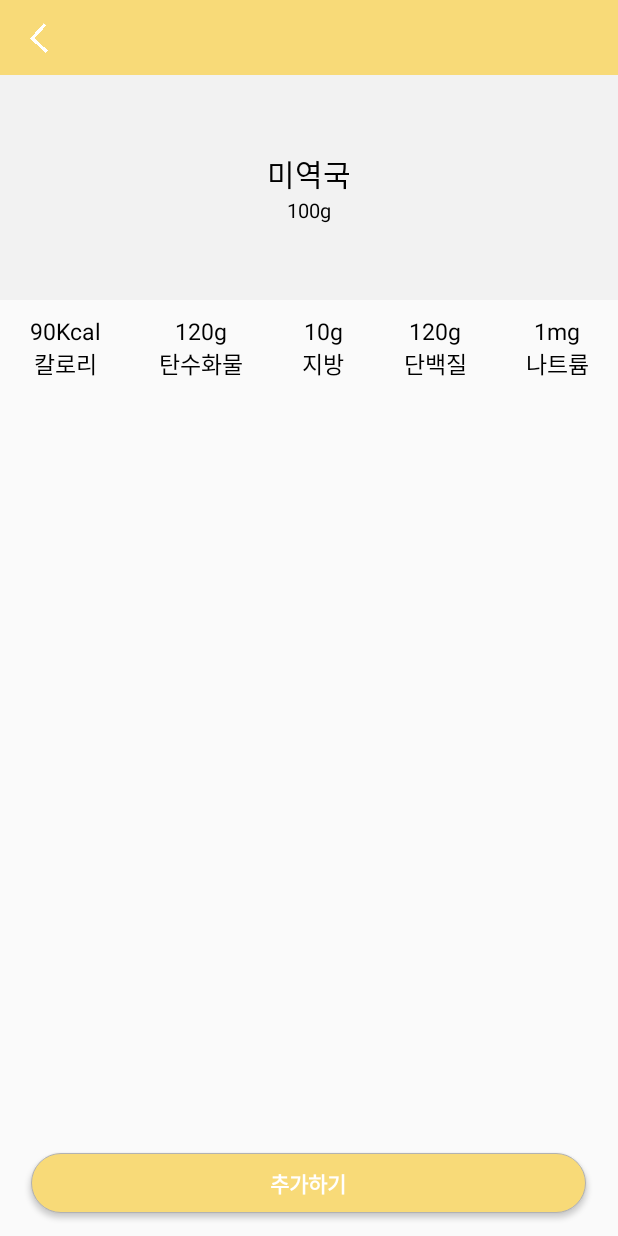
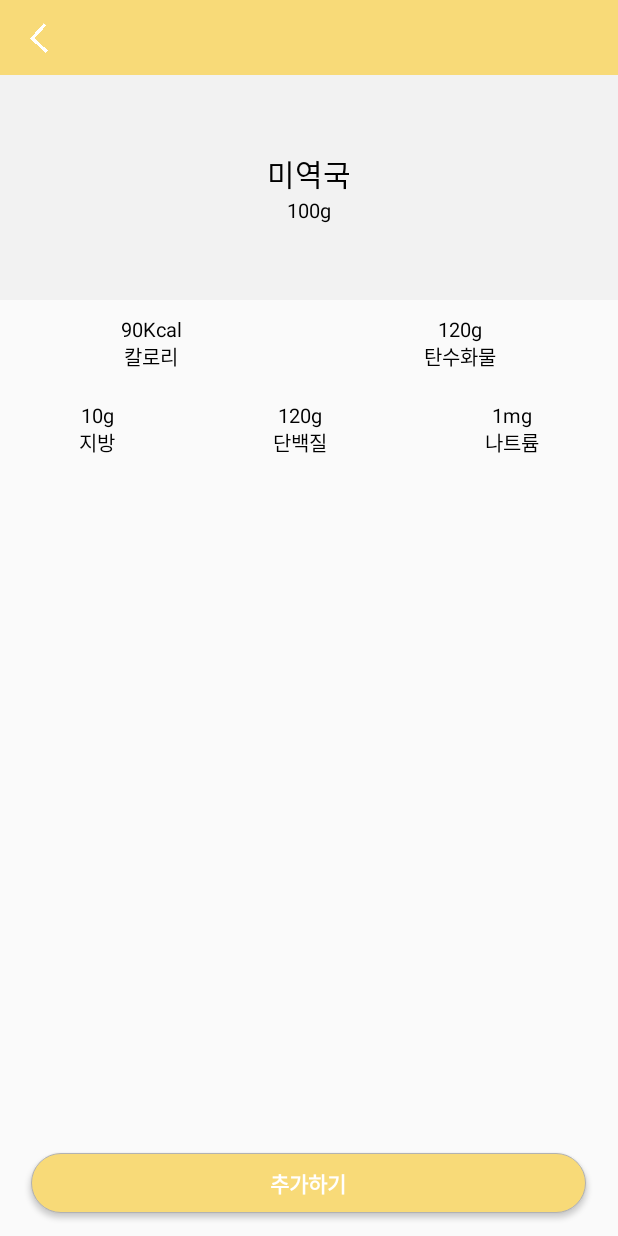
Before and after one commit to yujinkimmn/DietRecord, an Android app: the layout food_detail.xml on its own in the app's theme, with its tools: preview values and no code run, on a phone screen of 412 x 824 dp. Run offline under Robolectric (Android 15) with nearby library versions, the phone set to English and light mode, and no system bars.

Commit message:
[feat] 음식 세부정보 띄우기(아직 detail 페이지 데이터 업데이트가 안됨)

```diff
--- a/app/src/main/java/com/example/dietrecord/food/Food.kt
+++ b/app/src/main/java/com/example/dietrecord/food/Food.kt
@@ -1,4 +1,6 @@
 package com.example.dietrecord.food
+
+import java.io.Serializable
 
 class Food (
             var NO: String?= null,
@@ -9,4 +11,4 @@ class Food (
             var gram: String?= null,
             var protein: String?= null,
             var sodium: String?= null,
-)
+) : Serializable
--- a/app/src/main/java/com/example/dietrecord/food/frag_search.kt
+++ b/app/src/main/java/com/example/dietrecord/food/frag_search.kt
@@ -97,13 +97,14 @@ class frag_search : Fragment(){
         // xml 파일 inflate해서 viewholder 생성
         override fun onCreateViewHolder(parent: ViewGroup, viewType: Int): RecyclerView.ViewHolder {
             var view = LayoutInflater.from(parent.context).inflate(R.layout.food, parent, false)
+
             return ViewHolder(view).apply {
                 itemView.setOnClickListener {
                     val curPos: Int = adapterPosition
                     val foodData: Food = foodList.get(curPos)
                     Toast.makeText(parent.context, "클릭된 음식: ${foodData.foodName}", Toast.LENGTH_SHORT).show()
                     val mActivity = activity as MainActivity
-                    mActivity.setFragment(TAG_DETAIL_FRAGMENT, frag_detail())
+                    mActivity.setDataAtDetailFrag(frag_detail(), foodData)
                 }
             }
         }
--- a/app/src/main/res/layout/food_detail.xml
+++ b/app/src/main/res/layout/food_detail.xml
@@ -3,6 +3,16 @@
     android:layout_width="match_parent"
     android:layout_height="match_parent"
     xmlns:app="http://schemas.android.com/apk/res-auto">
+
+    <FrameLayout
+        android:layout_width="0dp"
+        android:layout_height="0dp"
+        android:id="@+id/detail_frag"
+        app:layout_constraintTop_toTopOf="parent"
+        app:layout_constraintLeft_toLeftOf="parent"
+        app:layout_constraintRight_toRightOf="parent"
+        app:layout_constraintBottom_toBottomOf="parent"
+        />
 
     <!-- 상단 툴바 -->
     <androidx.appcompat.widget.Toolbar
@@ -19,7 +29,7 @@
             android:layout_height="match_parent">
 
             <ImageView
-                android:id="@+id/btn_frag_food_detail_close"
+                android:id="@+id/btn_frag_detail_back"
                 android:layout_width="20dp"
                 android:layout_height="20dp"
                 android:layout_marginTop="15dp"
@@ -76,7 +86,7 @@
             android:gravity="center"
             android:text="90Kcal\n칼로리"
             android:textColor="@color/black"
-            android:textSize="15sp" />
+            android:textSize="13sp" />
 
         <TextView
             android:id="@+id/tv_frag_food_detail_carbo"
@@ -86,7 +96,18 @@
             android:gravity="center"
             android:text="120g\n탄수화물"
             android:textColor="@color/black"
-            android:textSize="15sp" />
+            android:textSize="13sp" />
+
+    </LinearLayout>
+
+    <LinearLayout
+        android:layout_width="match_parent"
+        android:layout_height="wrap_content"
+        android:gravity="center"
+        android:orientation="horizontal"
+        android:layout_marginTop="20dp"
+        app:layout_constraintTop_toBottomOf="@+id/linearLayout3">
+
 
         <TextView
             android:id="@+id/tv_frag_food_detail_fat"
@@ -96,7 +117,7 @@
             android:gravity="center"
             android:text="10g\n지방"
             android:textColor="@color/black"
-            android:textSize="15sp" />
+            android:textSize="13sp" />
 
         <TextView
             android:id="@+id/tv_frag_food_detail_protein"
@@ -106,7 +127,7 @@
             android:gravity="center"
             android:text="120g\n단백질"
             android:textColor="@color/black"
-            android:textSize="15sp" />
+            android:textSize="13sp" />
 
         <TextView
             android:id="@+id/tv_frag_food_detail_sodium"
@@ -116,8 +137,10 @@
             android:gravity="center"
             android:text="1mg\n나트륨"
             android:textColor="@color/black"
-            android:textSize="15sp" />
+            android:textSize="13sp" />
+
     </LinearLayout>
+
 
     <LinearLayout
         android:layout_width="match_parent"
```
Also changed, not shown: app/src/main/java/com/example/dietrecord/MainActivity.kt (+26 -8 lines), app/src/main/java/com/example/dietrecord/food/frag_detail.kt (+33 -0 lines), app/src/main/res/layout/search.xml (+10 -0 lines).
